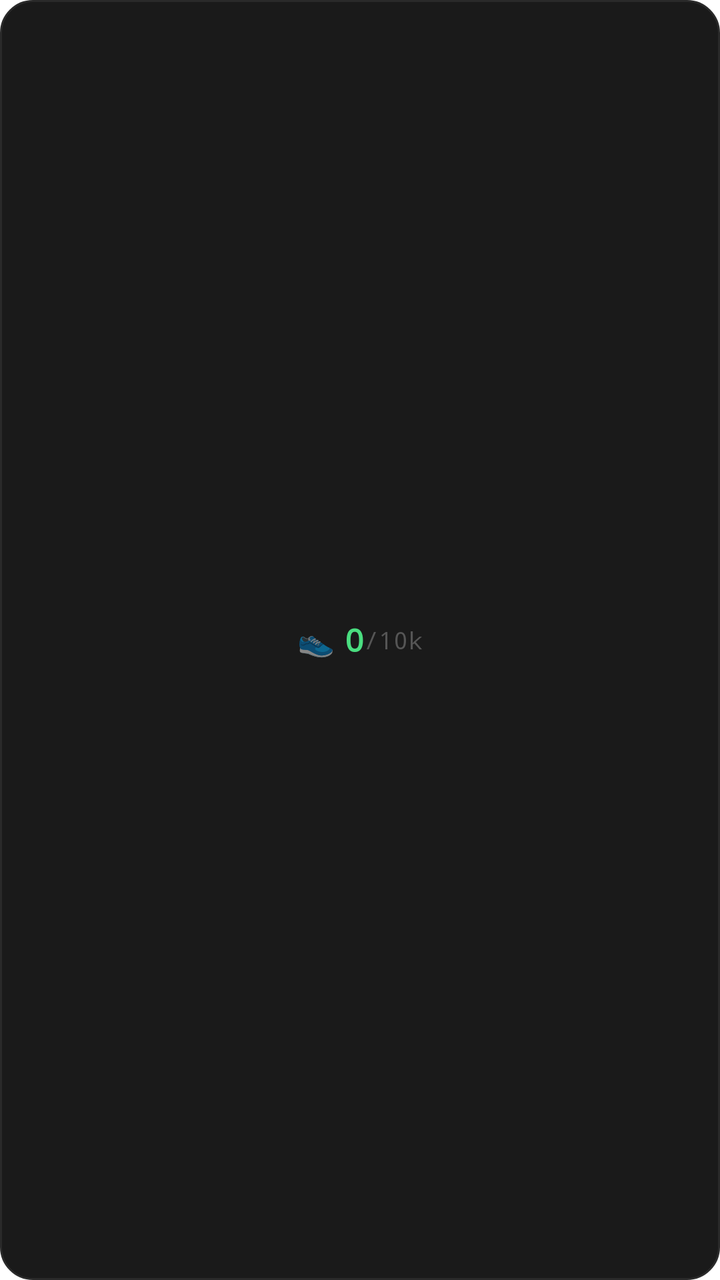
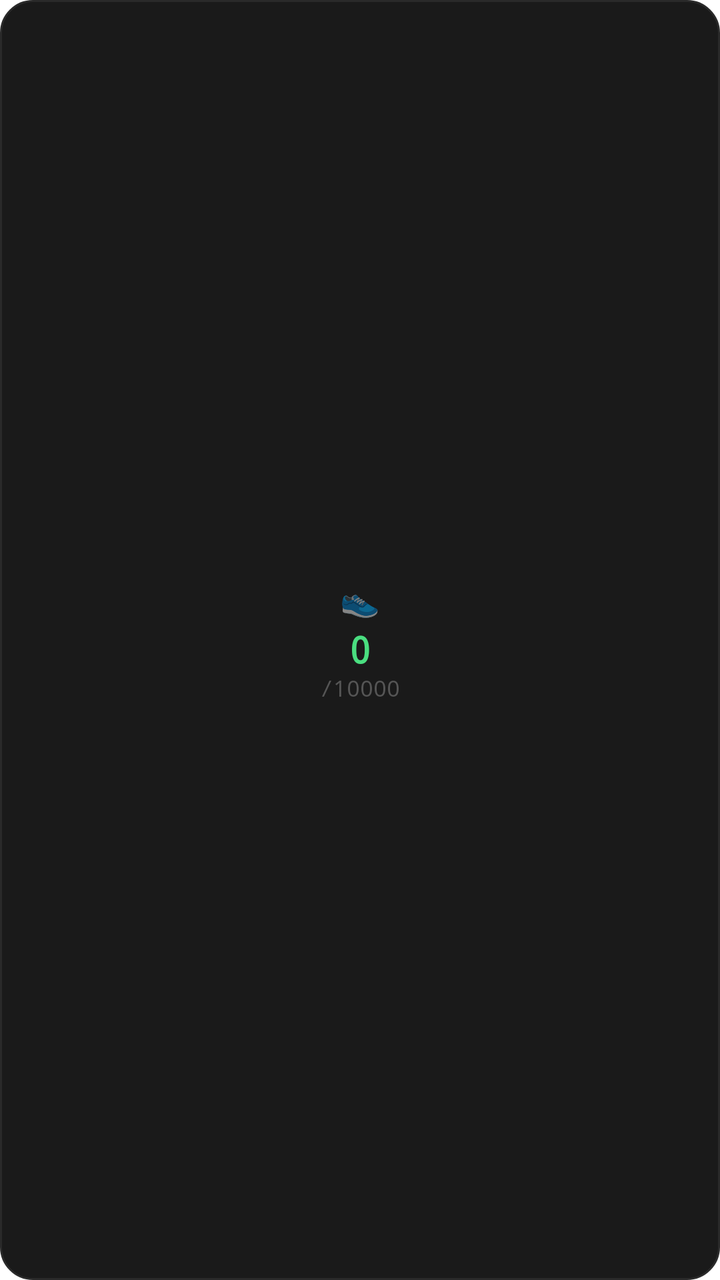

An Android layout rendered at two revisions. The XML below is the earlier revision; the diff shows what the commit changed to produce the second picture.
<!-- AndroidManifest.xml: fallback theme Theme.MaterialComponents.DayNight.NoActionBar -->
<!-- res/layout/steps_widget.xml -->
<?xml version="1.0" encoding="utf-8"?>
<LinearLayout xmlns:android="http://schemas.android.com/apk/res/android"
    android:layout_width="match_parent"
    android:layout_height="match_parent"
    android:orientation="horizontal"
    android:gravity="center"
    android:padding="8dp"
    android:background="@drawable/widget_background">

    
    <TextView
        android:layout_width="wrap_content"
        android:layout_height="wrap_content"
        android:text="👟"
        android:textSize="15sp"
        android:layout_marginEnd="5dp" />

    
    <TextView
        android:id="@+id/widget_steps"
        android:layout_width="wrap_content"
        android:layout_height="wrap_content"
        android:text="0"
        android:textColor="#4ADE80"
        android:textSize="16sp"
        android:textStyle="bold"
        android:fontFamily="monospace"
        android:maxLines="1"
        android:singleLine="true" />

    
    <TextView
        android:id="@+id/widget_goal_suffix"
        android:layout_width="wrap_content"
        android:layout_height="wrap_content"
        android:text="/10k"
        android:textColor="#555555"
        android:textSize="12sp"
        android:fontFamily="monospace"
        android:maxLines="1"
        android:singleLine="true" />

</LinearLayout>
<!-- resources referenced by this layout -->
<resources>
  <!-- drawable widget_background (drawable) -->
  <?xml version="1.0" encoding="utf-8"?>
  <shape xmlns:android="http://schemas.android.com/apk/res/android"
      android:shape="rectangle">
      <solid android:color="#EE0A0A0A" />
      <stroke
          android:width="1dp"
          android:color="#2A2A2A" />
      <corners android:radius="16dp" />
  </shape>
</resources>

<!-- the commit's change to res/layout/steps_widget.xml (unified diff, before → after) -->
@@ -2,9 +2,9 @@
 <LinearLayout xmlns:android="http://schemas.android.com/apk/res/android"
     android:layout_width="match_parent"
     android:layout_height="match_parent"
-    android:orientation="horizontal"
+    android:orientation="vertical"
     android:gravity="center"
-    android:padding="8dp"
+    android:padding="4dp"
     android:background="@drawable/widget_background">
 
     
@@ -12,8 +12,8 @@
         android:layout_width="wrap_content"
         android:layout_height="wrap_content"
         android:text="👟"
-        android:textSize="15sp"
-        android:layout_marginEnd="5dp" />
+        android:textSize="16sp"
+        android:gravity="center" />
 
     
     <TextView
@@ -22,22 +22,25 @@
         android:layout_height="wrap_content"
         android:text="0"
         android:textColor="#4ADE80"
-        android:textSize="16sp"
+        android:textSize="18sp"
         android:textStyle="bold"
         android:fontFamily="monospace"
         android:maxLines="1"
-        android:singleLine="true" />
+        android:singleLine="true"
+        android:gravity="center"
+        android:layout_marginTop="2dp" />
 
     
     <TextView
         android:id="@+id/widget_goal_suffix"
         android:layout_width="wrap_content"
         android:layout_height="wrap_content"
-        android:text="/10k"
+        android:text="/10000"
         android:textColor="#555555"
-        android:textSize="12sp"
+        android:textSize="11sp"
         android:fontFamily="monospace"
         android:maxLines="1"
-        android:singleLine="true" />
+        android:singleLine="true"
+        android:gravity="center" />
 
 </LinearLayout>
